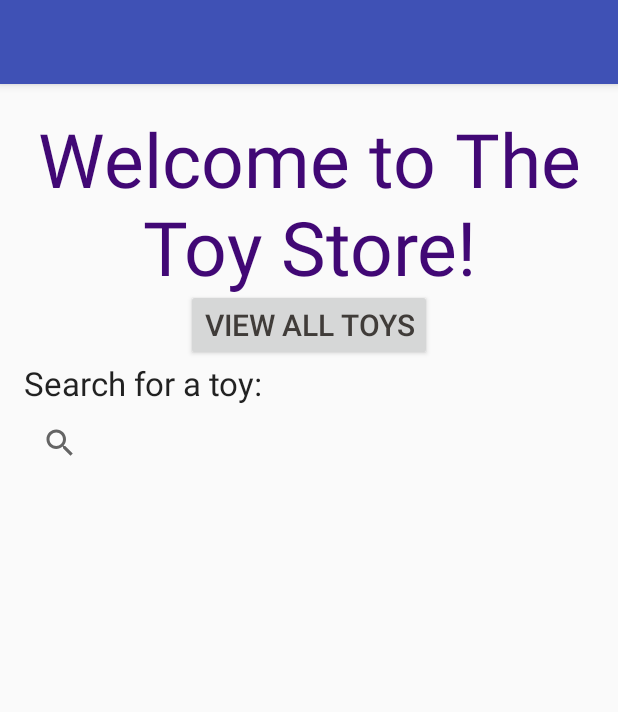
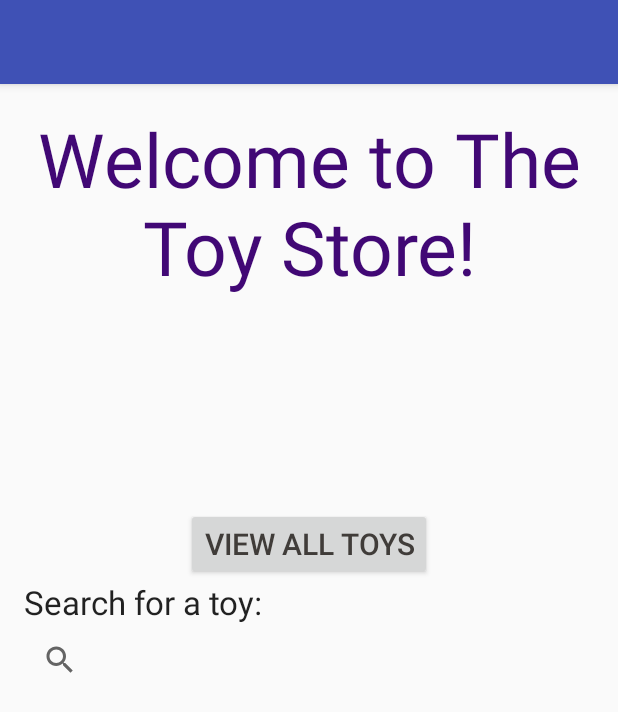
Before and after one commit to matthewchiang/toy-store-project, an Android app: the screen it shows after launch (MainActivity), on a phone screen of 412 x 824 dp. Shown: the top 712 px of the screen. Run offline under Robolectric (Android 15) with nearby library versions, the phone set to English and light mode, and no system bars.

Commit message:
Made it look better and such

```diff
--- a/app/src/main/java/cosc150/toy_store/ToyActivity.java
+++ b/app/src/main/java/cosc150/toy_store/ToyActivity.java
@@ -68,9 +68,12 @@ public class ToyActivity extends AppCompatActivity {
 
             TextView name = new TextView(this);
             name.setText(MainActivity.toyNameList.get(i));
+            name.setTextSize(32);
 
             TextView price = new TextView(this);
             price.setText("$" + Integer.toString(MainActivity.toyPriceList.get(i)));
+            price.setTextSize(32);
+
 
             linearLayout1.addView(name);
             linearLayout1.addView(price);
@@ -109,7 +112,6 @@ public class ToyActivity extends AppCompatActivity {
         public boolean onLongClick(View v) {
             ImageView pic = (ImageView) v;
             Log.d("print", "Image clicked - " + pic.getId());
-            Toast.makeText(ToyActivity.this, "Image clicked - " + pic.getTag(), Toast.LENGTH_SHORT).show();
             ClipData data = ClipData.newPlainText("", "");
             View.DragShadowBuilder myShadowBuilder = new MyShadowBuilder(v);
 
@@ -154,15 +156,12 @@ public class ToyActivity extends AppCompatActivity {
 
                 case DragEvent.ACTION_DRAG_ENTERED:
                     //Log.d("Drag event", "Entered shopping cart");
-//                    Toast.makeText(getApplicationContext(), "Entering", Toast.LENGTH_SHORT).show();
                     break;
                 case DragEvent.ACTION_DRAG_EXITED:
                     //Log.d("Drag event", "Exited");
-//                    Toast.makeText(getApplicationContext(), "Exiting", Toast.LENGTH_SHORT).show();
                     break;
                 case DragEvent.ACTION_DROP:
                     //Log.d("Drag event", "Dropped");
-                    Toast.makeText(getApplicationContext(), "You want to purchase a toy.", Toast.LENGTH_SHORT).show();
                     updateCart(dragView);
                     break;
             }
--- a/app/src/main/res/layout/content_checkout.xml
+++ b/app/src/main/res/layout/content_checkout.xml
@@ -13,7 +13,7 @@
     tools:showIn="@layout/activity_checkout">
 
     <TextView
-        android:layout_width="wrap_content"
+        android:layout_width="match_parent"
         android:layout_height="wrap_content"
         android:textAppearance="?android:attr/textAppearanceLarge"
         android:text="Complete Your Purchase"
@@ -25,10 +25,12 @@
         android:layout_alignParentLeft="true"
         android:layout_alignParentStart="true"
         android:layout_alignParentRight="true"
+        android:layout_alignParentEnd="true"
+        android:layout_alignRight="@+id/scrollView2"
         android:layout_alignEnd="@+id/scrollView2" />
 
     <Button
-        android:layout_width="wrap_content"
+        android:layout_width="match_parent"
         android:layout_height="wrap_content"
         android:text="Link to Map of Stores"
         android:id="@+id/mapURL"
@@ -40,7 +42,7 @@
         android:layout_alignEnd="@+id/orderButton" />
 
     <Button
-        android:layout_width="wrap_content"
+        android:layout_width="match_parent"
         android:layout_height="wrap_content"
         android:text="Order Online"
         android:id="@+id/orderButton"
@@ -52,7 +54,7 @@
         android:layout_alignEnd="@+id/scrollView2" />
 
     <ScrollView
-        android:layout_width="wrap_content"
+        android:layout_width="match_parent"
         android:layout_height="wrap_content"
         android:id="@+id/scrollView2"
         android:layout_alignParentRight="true"
--- a/app/src/main/res/layout/content_main.xml
+++ b/app/src/main/res/layout/content_main.xml
@@ -26,58 +26,38 @@
         android:textAlignment="center"
         android:textAppearance="?android:attr/textAppearanceLarge"
         android:textColor="#410875"
-        android:textSize="50dp" />
+        android:textSize="50sp" />
 
     <TextView
         android:id="@+id/searchText"
-        android:layout_width="wrap_content"
+        android:layout_width="match_parent"
         android:layout_height="wrap_content"
-        android:layout_alignBottom="@+id/toySearchView"
-        android:layout_alignLeft="@+id/welcomeText"
-        android:layout_alignStart="@+id/welcomeText"
-        android:layout_marginBottom="49dp"
         android:text="Search for a toy:"
-        android:textAppearance="?android:attr/textAppearanceLarge" />
+        android:textAppearance="?android:attr/textAppearanceLarge"
+        android:layout_above="@+id/toySearchView"
+        android:layout_alignParentLeft="true"
+        android:layout_alignParentStart="true" />
 
-    <SearchView
-        android:id="@+id/toySearchView"
-        android:layout_width="wrap_content"
-        android:layout_height="wrap_content"
-        android:layout_alignLeft="@+id/welcomeText"
-        android:layout_alignStart="@+id/welcomeText"
-        android:layout_below="@+id/welcomeText"
-        android:layout_marginTop="73dp" />
 
     <Button
         android:id="@+id/button"
         android:layout_width="wrap_content"
         android:layout_height="wrap_content"
-        android:layout_above="@+id/searchText"
-        android:layout_centerHorizontal="true"
         android:nestedScrollingEnabled="false"
         android:onClick="viewToysOnClick"
         android:text="View All Toys"
         android:textColor="#403C39"
-        android:textSize="20dp" />
+        android:textSize="20sp"
+        android:layout_above="@+id/searchText"
+        android:layout_centerHorizontal="true" />
 
-    <ScrollView
-        android:layout_width="wrap_content"
+    <SearchView
+        android:id="@+id/toySearchView"
+        android:layout_width="match_parent"
         android:layout_height="wrap_content"
-        android:id="@+id/scrollViewMain"
-        android:layout_below="@+id/searchText"
+        android:layout_centerVertical="true"
         android:layout_alignParentLeft="true"
-        android:layout_alignParentStart="true"
-        android:layout_alignParentRight="true"
-        android:layout_alignParentEnd="true"
-        android:layout_alignParentBottom="true">
-
-        <LinearLayout
-            android:id="@+id/linearLayoutMain"
-            android:orientation="vertical"
-            android:layout_width="match_parent"
-            android:layout_height="match_parent">
-        </LinearLayout>
-    </ScrollView>
+        android:layout_alignParentStart="true" />
 
 
 </RelativeLayout>
--- a/app/src/main/res/layout/content_toy.xml
+++ b/app/src/main/res/layout/content_toy.xml
@@ -24,7 +24,7 @@
         <LinearLayout
             android:orientation="vertical"
             android:layout_width="match_parent"
-            android:layout_height="match_parent"
+            android:layout_height="wrap_content"
             android:id="@+id/linearLayout1">
         </LinearLayout>
 
@@ -41,7 +41,7 @@
             android:layout_height="128dp"
             android:layout_alignParentEnd="true"
             android:layout_alignParentRight="true"
-            android:layout_gravity="right"
+            android:layout_gravity="end"
             android:adjustViewBounds="true"
             android:scaleType="centerInside"
             android:src="@raw/shoppingcart" />
```
